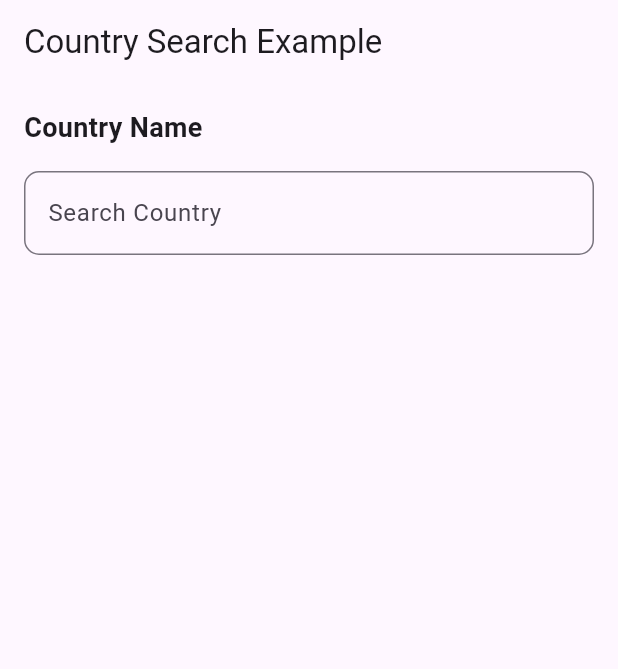
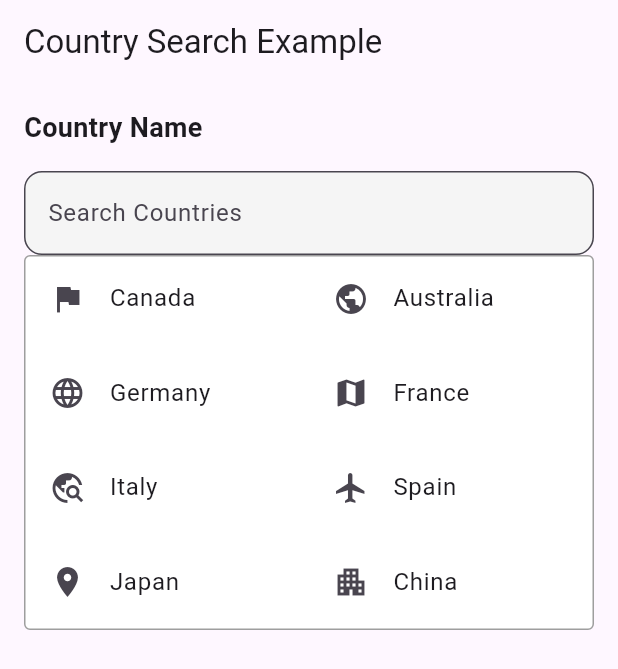
Before and after one commit to SocialMobikul/mobikul_suggest_field, a Flutter app: the screen it shows after launch, on a phone screen of 412 x 824 dp. Shown: the top 669 px of the screen. Run offline on Flutter 3.47's test engine with Material 3 defaults, Android fonts, the phone set to English and light mode, and no system bars.

Commit message:
Show icon with suggestions, Highlight the matching text

```diff
--- a/example/lib/main.dart
+++ b/example/lib/main.dart
@@ -1,4 +1,3 @@
-
 import 'package:flutter/material.dart';
 import 'package:mobikul_suggest_field/mobikul_suggest_field.dart';
 
@@ -31,24 +30,41 @@ class HomePage extends StatefulWidget {
 
 class _HomePageState extends State<HomePage> {
   // Example data
-  final List<String> _countries = [
-    'United States',
-    'United Kingdom',
-    'Canada',
-    'Australia',
-    'Germany',
-    'France',
-    'Italy',
-    'Spain',
-    'Japan',
-    'China',
-    'India',
-    'Brazil',
-    'Mexico',
-    'Russia',
-    'South Korea',
+  List<Suggestion> suggestions = [
+    Suggestion(name: 'Canada', icon: Icons.flag),
+    Suggestion(name: 'Australia', icon: Icons.public),
+    Suggestion(name: 'Germany', icon: Icons.language),
+    Suggestion(name: 'France', icon: Icons.map),
+    Suggestion(name: 'Italy', icon: Icons.travel_explore),
+    Suggestion(name: 'Spain', icon: Icons.flight),
+    Suggestion(name: 'Japan', icon: Icons.location_on),
+    Suggestion(name: 'China', icon: Icons.apartment),
+    Suggestion(name: 'India', icon: Icons.place),
+    Suggestion(name: 'Brazil', icon: Icons.explore),
+    Suggestion(name: 'Mexico', icon: Icons.terrain),
+    Suggestion(name: 'Russia', icon: Icons.landscape),
+    Suggestion(name: 'South Korea', icon: Icons.route),
+    Suggestion(name: 'Argentina', icon: Icons.airplanemode_active),
+    Suggestion(name: 'Belgium', icon: Icons.business),
+    Suggestion(name: 'South Africa', icon: Icons.nature),
+    Suggestion(name: 'Switzerland', icon: Icons.star),
+    Suggestion(name: 'Sweden', icon: Icons.home),
+    Suggestion(name: 'Netherlands', icon: Icons.account_balance),
+    Suggestion(name: 'Norway', icon: Icons.museum),
+    Suggestion(name: 'Greece', icon: Icons.beach_access),
+    Suggestion(name: 'Egypt', icon: Icons.directions_boat),
+    Suggestion(name: 'Thailand', icon: Icons.wb_sunny),
+    Suggestion(name: 'Singapore', icon: Icons.eco),
+    Suggestion(name: 'Turkey', icon: Icons.forest),
+    Suggestion(name: 'Poland', icon: Icons.military_tech),
+    Suggestion(name: 'Israel', icon: Icons.sports_soccer),
+    Suggestion(name: 'Denmark', icon: Icons.sports_basketball),
+    Suggestion(name: 'Finland', icon: Icons.sports_cricket),
+    Suggestion(name: 'Indonesia', icon: Icons.monetization_on),
+    Suggestion(name: 'Malaysia', icon: Icons.flag), // Icons repeat from start
+    Suggestion(name: 'Vietnam', icon: Icons.public),
+    Suggestion(name: 'Saudi Arabia', icon: Icons.language),
   ];
-
 
   String _selectedCountry = '';
 
@@ -78,26 +94,26 @@ class _HomePageState extends State<HomePage> {
                     ),
                     const SizedBox(height: 16),
                     MobikulSuggestField(
-                      decoration: const InputDecoration(
+                      displayStyle: SuggestionDisplayStyle.grid,
+                      suggestions: suggestions,
+                      decoration: InputDecoration(
+                        labelText: 'Search Countries',
                         border: OutlineInputBorder(
-                            borderRadius: BorderRadius.all(Radius.circular(10))
+                          borderRadius: BorderRadius.circular(12),
                         ),
+                        filled: true,
+                        fillColor: Colors.grey[100],
                       ),
-                      suggestions: _countries,
                       onSelected: (value) {
                         setState(() {
-                          _selectedCountry = value;
+                          _selectedCountry = value.name;
                         });
-                        ScaffoldMessenger.of(context).showSnackBar(
-                          SnackBar(content: Text('Selected: $value')),
-                        );
                       },
-                      hintText: 'Search Country',
+                      hintText: 'Search Countries',
                     ),
                   ],
                 ),
               ),
-
 
               if (_selectedCountry.isNotEmpty)
                 Card(
--- a/lib/mobikul_suggest_field.dart
+++ b/lib/mobikul_suggest_field.dart
@@ -7,6 +7,7 @@ import 'dart:async';
 /// Defines the display style for suggestions.
 ///
 /// Provides different ways to present suggestions to the user.
+
 enum SuggestionDisplayStyle {
   /// Displays suggestions in a vertical list.
   list,
@@ -18,9 +19,6 @@ enum SuggestionDisplayStyle {
   chips,
 }
 
-/// Defines the visual theme for the suggestion field.
-///
-/// Allows customization of colors, text styles, and other visual properties.
 class SuggestionTheme {
   /// The background color of the suggestion field.
   final Color backgroundColor;
@@ -61,19 +59,12 @@ class SuggestionTheme {
   });
 }
 
-/// A highly customizable suggestion field widget.
-///
-/// Provides features like:
-/// - Dynamic suggestion filtering
-/// - Multiple display styles
-/// - Search history
-/// - Voice and emoji input support
 class MobikulSuggestField extends StatefulWidget {
-  /// List of suggestions to be displayed.
-  final List<String> suggestions;
+  /// List of suggestions (of type Suggestion) to be displayed.
+  final List<Suggestion> suggestions;
 
   /// Callback triggered when a suggestion is selected.
-  final Function(String) onSelected;
+  final Function(Suggestion) onSelected;
 
   /// Optional callback when input is submitted.
   final Function(String)? onSubmitted;
@@ -171,76 +162,69 @@ class MobikulSuggestField extends StatefulWidget {
 }
 
 class _MobikulSuggestFieldState extends State<MobikulSuggestField> {
-  final TextEditingController _controller =
-      TextEditingController(); // Controller to manage text input
-  final FocusNode _focusNode =
-      FocusNode(); // Focus node to track text field focus
-  List<String> _filteredSuggestions =
-      []; // Filtered suggestions list based on user input
-  List<String> _recentSearches = []; // Recent searches list
-  Timer? _debounceTimer; // Timer to delay suggestion filtering
-  bool _isLoading = false; // Flag to show loading state for suggestions
-  bool _showEmoji = false; // Flag to show emoji keyboard (if enabled)
+  final TextEditingController _controller = TextEditingController();
+  List<Suggestion> _filteredSuggestions = [];
+  final FocusNode _focusNode = FocusNode();
+
+  Timer? _debounceTimer;
+  final bool _isLoading = false;
 
   @override
   void initState() {
     super.initState();
-    _recentSearches = widget.recentSearches ?? [];
-    _controller.addListener(_onTextChanged); // Add listener for text changes
-    _focusNode.addListener(_onFocusChanged); // Add listener for focus changes
+    _filteredSuggestions = widget.suggestions;
+    _controller.addListener(_onTextChanged);
   }
 
-  // Triggered when the focus changes (text field gains or loses focus)
-  void _onFocusChanged() {
-    if (_focusNode.hasFocus && _controller.text.isEmpty) {
-      setState(() {
-        _filteredSuggestions =
-            _recentSearches.take(widget.maxSuggestions).toList();
-      });
-    }
-  }
-
-  // Triggered when the text input changes
   void _onTextChanged() {
-    if (_debounceTimer?.isActive ?? false) _debounceTimer!.cancel();
-    _debounceTimer = Timer(widget.debounceTime, () {
-      _filterSuggestions(_controller.text);
-    });
-
-    if (widget.onChanged != null) {
-      widget.onChanged!(_controller.text);
-    }
-  }
-
-  // Filter suggestions based on user input
-  void _filterSuggestions(String input) {
     setState(() {
-      _isLoading = true;
-    });
-
-    if (input.isEmpty) {
-      _filteredSuggestions =
-          _recentSearches.take(widget.maxSuggestions).toList();
-    } else {
       _filteredSuggestions = widget.suggestions
-          .where((suggestion) => widget.caseSensitive
-              ? suggestion.contains(input)
-              : suggestion.toLowerCase().contains(input.toLowerCase()))
-          .take(widget.maxSuggestions)
+          .where((suggestion) => suggestion.name
+              .toLowerCase()
+              .contains(_controller.text.toLowerCase()))
           .toList();
-    }
-
-    setState(() {
-      _isLoading = false;
     });
   }
 
+  Widget _buildHighlightedText(Suggestion suggestion) {
+    String input = _controller.text;
+    if (input.isEmpty)
+      return Text(suggestion.name, style: widget.suggestionStyle);
+
+    int startIndex = suggestion.name.toLowerCase().indexOf(input.toLowerCase());
+    if (startIndex == -1)
+      return Text(suggestion.name, style: widget.suggestionStyle);
+
+    int endIndex = startIndex + input.length;
+
+    return ListTile(
+      leading: Icon(suggestion.icon),
+      title: RichText(
+        text: TextSpan(
+          style: widget.suggestionStyle ?? const TextStyle(color: Colors.black),
+          children: [
+            TextSpan(text: suggestion.name.substring(0, startIndex)),
+            TextSpan(
+              text: suggestion.name.substring(startIndex, endIndex),
+              style: const TextStyle(
+                  fontWeight: FontWeight.bold, color: Colors.blue),
+            ),
+            TextSpan(text: suggestion.name.substring(endIndex)),
+          ],
+        ),
+      ),
+      onTap: () => _onSuggestionSelected(suggestion),
+    );
+  }
+
   // Build individual suggestion item
-  Widget _buildSuggestionItem(String suggestion) {
-    final bool isSelected = _controller.text == suggestion;
+  Widget _buildSuggestionItem(Suggestion suggestion) {
+    final bool isSelected = _controller.text == suggestion.name;
     return ListTile(
+      leading: Icon(suggestion.icon), // Wrap IconData inside Icon
+
       title: Text(
-        suggestion,
+        suggestion.name,
         style: widget.suggestionStyle?.copyWith(
           color: isSelected ? widget.highlightColor : null,
         ),
@@ -265,47 +249,39 @@ class _MobikulSuggestFieldState extends State<MobikulSuggestField> {
           },
         );
       case SuggestionDisplayStyle.chips:
-        return Wrap(
-          spacing: 8.0,
-          children: _filteredSuggestions
-              .map((suggestion) => ActionChip(
-                    label: Text(suggestion),
-                    onPressed: () => _onSuggestionSelected(suggestion),
-                  ))
-              .toList(),
+        return SingleChildScrollView(
+          scrollDirection: Axis.vertical, // Allows vertical scrolling if needed
+          child: Wrap(
+            spacing: 8.0,
+            runSpacing: 4.0, // Adds spacing between rows
+            children: _filteredSuggestions
+                .map((suggestion) => ActionChip(
+                      avatar: Icon(suggestion.icon),
+                      label: Text(suggestion.name),
+                      onPressed: () => _onSuggestionSelected(suggestion),
+                    ))
+                .toList(),
+          ),
         );
       default:
         return ListView.builder(
           shrinkWrap: true,
           itemCount: _filteredSuggestions.length,
           itemBuilder: (context, index) {
-            return _buildSuggestionItem(_filteredSuggestions[index]);
+            return _buildHighlightedText(_filteredSuggestions[index]);
           },
         );
     }
   }
 
   // Triggered when a suggestion is selected
-  void _onSuggestionSelected(String suggestion) {
-    _controller.text =
-        suggestion; // Update text field with the selected suggestion
+  void _onSuggestionSelected(Suggestion suggestion) {
+    _controller.text = suggestion.name;
     _controller.selection = TextSelection.fromPosition(
-      TextPosition(offset: suggestion.length),
-    );
+        TextPosition(offset: suggestion.name.length));
 
-    if (widget.enableHistory && !_recentSearches.contains(suggestion)) {
-      setState(() {
-        _recentSearches.insert(0, suggestion);
-        if (_recentSearches.length > widget.maxSuggestions) {
-          _recentSearches.removeLast();
-        }
-      });
-    }
-
-    widget.onSelected(
-        suggestion); // Call the callback when a suggestion is selected
-    _filteredSuggestions.clear(); // Clear suggestions after selection
-    _focusNode.unfocus(); // Remove focus from the text field
+    widget.onSelected(suggestion);
+    _filteredSuggestions.clear();
   }
 
   @override
@@ -333,25 +309,9 @@ class _MobikulSuggestFieldState extends State<MobikulSuggestField> {
                   IconButton(
                     icon: const Icon(Icons.clear),
                     onPressed: () {
-                      _controller.clear(); // Clear the text field
+                      _controller.clear();
                       setState(() {
-                        _filteredSuggestions.clear(); // Clear suggestions
-                      });
-                    },
-                  ),
-                if (widget.enableVoiceInput)
-                  IconButton(
-                    icon: const Icon(Icons.mic),
-                    onPressed: () {
-                      // Implement voice input functionality here
-                    },
-                  ),
-                if (widget.enableEmoji)
-                  IconButton(
-                    icon: const Icon(Icons.emoji_emotions),
-                    onPressed: () {
-                      setState(() {
-                        _showEmoji = !_showEmoji; // Toggle emoji keyboard
+                        _filteredSuggestions.clear();
                       });
                     },
                   ),
@@ -362,7 +322,7 @@ class _MobikulSuggestFieldState extends State<MobikulSuggestField> {
           ),
           style: widget.textStyle,
           autocorrect: widget.autoCorrect,
-          onSubmitted: widget.onSubmitted, // Handle text field submission
+          onSubmitted: widget.onSubmitted,
         ),
         if (_filteredSuggestions.isNotEmpty)
           Container(
@@ -382,9 +342,21 @@ class _MobikulSuggestFieldState extends State<MobikulSuggestField> {
 
   @override
   void dispose() {
-    _controller.dispose(); // Dispose the text controller
-    _focusNode.dispose(); // Dispose the focus node
-    _debounceTimer?.cancel(); // Cancel the debounce timer
+    _controller.dispose();
+    _focusNode.dispose();
+    _debounceTimer?.cancel();
     super.dispose();
   }
 }
+
+// Suggestion  model
+
+class Suggestion {
+  final String name;
+  final IconData? icon; // Optional icon field
+
+  Suggestion({
+    required this.name,
+    this.icon,
+  });
+}
```
Also changed, not shown: example/pubspec.yaml (+29 -29 lines), pubspec.yaml (+30 -30 lines), mobikul_suggest_feild_chip_example.gif (added), 3 other files.
